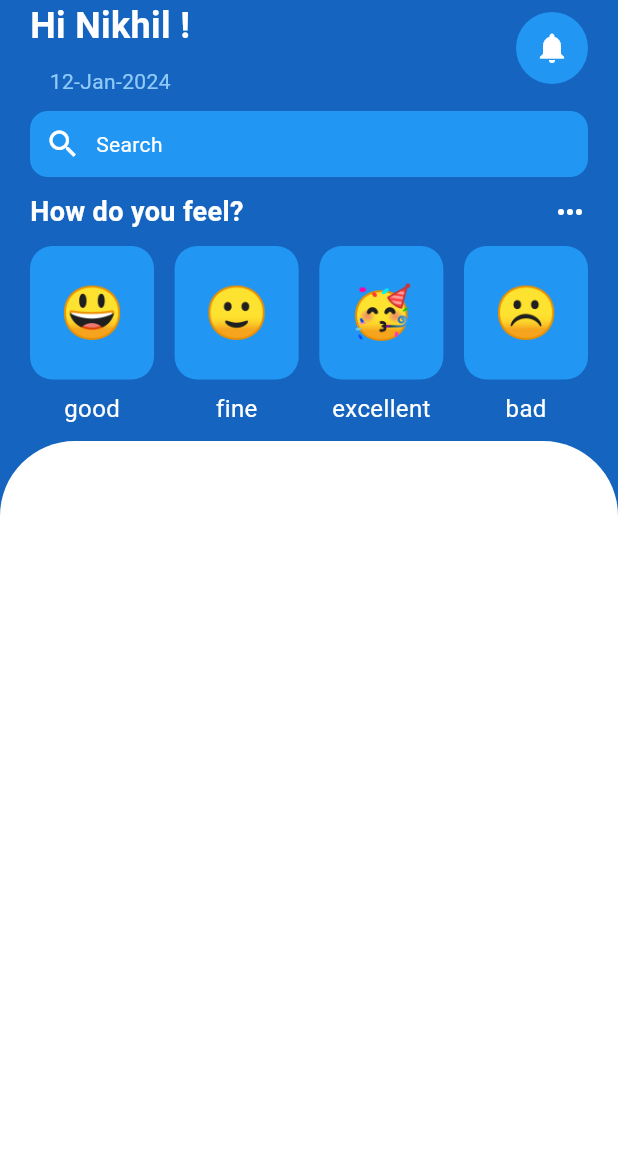
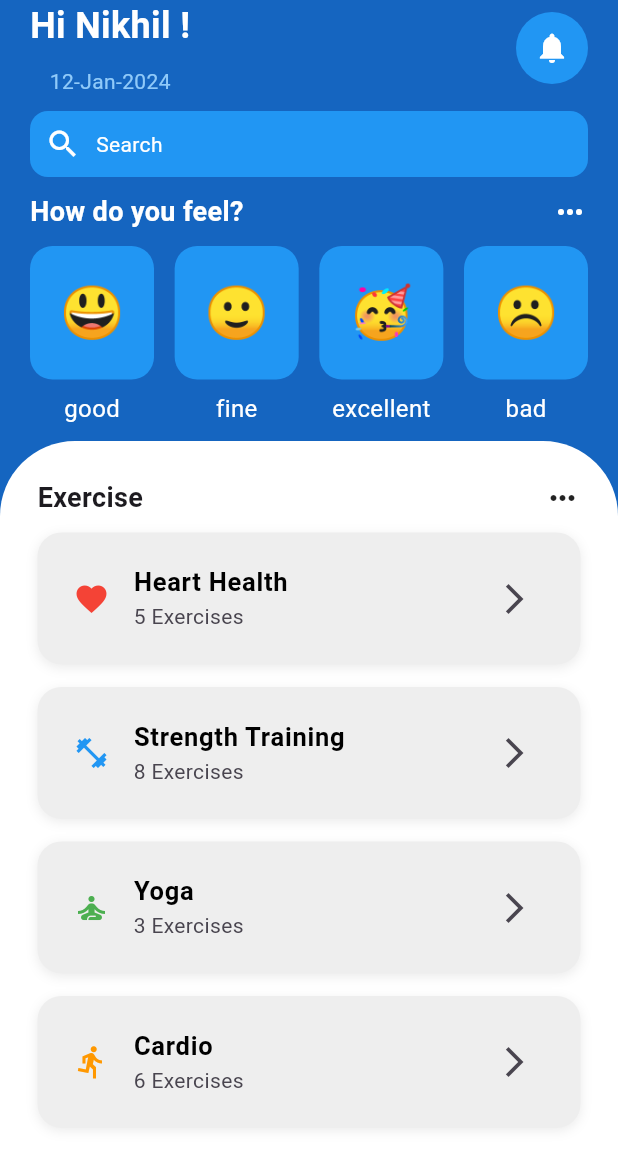
Before and after one commit to Nick12Thomas/dribble_mental, a Flutter app: the screen it shows after launch, on a phone screen of 412 x 824 dp. Shown: the top 1168 px of the screen. Run offline on Flutter 3.47's test engine with Material 3 defaults, Android fonts, the phone set to English and light mode, and no system bars.

Commit message:
added listview

```diff
--- a/lib/main.dart
+++ b/lib/main.dart
@@ -5,13 +5,12 @@ void main() {
   runApp(const MyApp());
 }
 
-
 class MyApp extends StatelessWidget {
   const MyApp({super.key});
 
   @override
   Widget build(BuildContext context) {
-    return MaterialApp(
+    return const MaterialApp(
       debugShowCheckedModeBanner: false,
       home: Homepage(),
     );
--- a/lib/pages/homepage.dart
+++ b/lib/pages/homepage.dart
@@ -1,5 +1,7 @@
 import 'package:dribble_mental/utils/emoticons.dart';
 import 'package:flutter/material.dart';
+
+import '../utils/exercisetile.dart';
 
 class Homepage extends StatefulWidget {
   const Homepage({super.key});
@@ -18,7 +20,8 @@ class _HomepageState extends State<Homepage> {
           children: [
             Padding(
               padding: const EdgeInsets.symmetric(horizontal: 20.0),
-             child: Column(children: [
+              child: Column(
+                children: [
                   Row(
                     mainAxisAlignment: MainAxisAlignment.spaceBetween,
                     children: [
@@ -29,7 +32,8 @@ class _HomepageState extends State<Homepage> {
                             style: TextStyle(
                               fontSize: 24,
                               fontWeight: FontWeight.bold,
-                             color: Colors.white),
+                              color: Colors.white,
+                            ),
                           ),
                           const SizedBox(height: 10),
                           Text(
@@ -41,7 +45,8 @@ class _HomepageState extends State<Homepage> {
                       Container(
                         decoration: BoxDecoration(
                           color: Colors.blue[500],
-                         borderRadius: BorderRadius.circular(25)),
+                          borderRadius: BorderRadius.circular(25),
+                        ),
                         padding: const EdgeInsets.all(12),
                         child: const Icon(
                           Icons.notifications,
@@ -50,14 +55,13 @@ class _HomepageState extends State<Homepage> {
                       ),
                     ],
                   ),
-               const SizedBox(
-                 height: 10,
-               ),
-               //search
+                  const SizedBox(height: 10),
+                  // Search
                   Container(
                     decoration: BoxDecoration(
                       color: Colors.blue[500],
-                     borderRadius: BorderRadius.circular(12)),
+                      borderRadius: BorderRadius.circular(12),
+                    ),
                     padding: const EdgeInsets.all(10),
                     child: const Row(
                       children: [
@@ -65,9 +69,7 @@ class _HomepageState extends State<Homepage> {
                           Icons.search,
                           color: Colors.white,
                         ),
-                     SizedBox(
-                       width: 10,
-                     ),
+                        SizedBox(width: 10),
                         Text(
                           "Search",
                           style: TextStyle(color: Colors.white),
@@ -75,10 +77,8 @@ class _HomepageState extends State<Homepage> {
                       ],
                     ),
                   ),
-               const SizedBox(
-                 height: 10,
-               ),
-               //how do you feel
+                  const SizedBox(height: 10),
+                  // How do you feel
                   const Row(
                     mainAxisAlignment: MainAxisAlignment.spaceBetween,
                     children: [
@@ -87,7 +87,8 @@ class _HomepageState extends State<Homepage> {
                         style: TextStyle(
                           fontSize: 18,
                           fontWeight: FontWeight.bold,
-                         color: Colors.white),
+                          color: Colors.white,
+                        ),
                       ),
                       Icon(
                         Icons.more_horiz,
@@ -95,10 +96,8 @@ class _HomepageState extends State<Homepage> {
                       )
                     ],
                   ),
-               const SizedBox(
-                 height: 10,
-               ),
-               //emogis
+                  const SizedBox(height: 10),
+                  // Emoticons
                   const Row(
                     mainAxisAlignment: MainAxisAlignment.spaceBetween,
                     children: [
@@ -120,9 +119,10 @@ class _HomepageState extends State<Homepage> {
                       ),
                     ],
                   ),
-             ],),
+                ],
               ),
-            const SizedBox(height: 10,),
+            ),
+            const SizedBox(height: 10),
             Expanded(
               child: ClipRRect(
                 borderRadius: const BorderRadius.only(
@@ -131,6 +131,58 @@ class _HomepageState extends State<Homepage> {
                 ),
                 child: Container(
                   color: Colors.white,
+                  child: Padding(
+                    padding: const EdgeInsets.all(25.0),
+                    child: Column(
+                      crossAxisAlignment: CrossAxisAlignment.start,
+                      children: [
+                        const Row(
+                          mainAxisAlignment: MainAxisAlignment.spaceBetween,
+                          children: [
+                            Text(
+                              "Exercise",
+                              style: TextStyle(
+                                fontSize: 18,
+                                fontWeight: FontWeight.bold,
+                              ),
+                            ),
+                            Icon(Icons.more_horiz),
+                          ],
+                        ),
+                        const SizedBox(height: 10),
+                        // ListView with fixed height inside Column
+                        Expanded(
+                          child: ListView(
+                            children: const [
+                              ExerciseTile(
+                                exerciseName: "Heart Health",
+                                numberOfExercises: "5 Exercises",
+                                icon: Icon(Icons.favorite, color: Colors.red),
+                              ),
+                              ExerciseTile(
+                                exerciseName: "Strength Training",
+                                numberOfExercises: "8 Exercises",
+                                icon: Icon(Icons.fitness_center,
+                                    color: Colors.blue),
+                              ),
+                              ExerciseTile(
+                                exerciseName: "Yoga",
+                                numberOfExercises: "3 Exercises",
+                                icon: Icon(Icons.self_improvement,
+                                    color: Colors.green),
+                              ),
+                              ExerciseTile(
+                                exerciseName: "Cardio",
+                                numberOfExercises: "6 Exercises",
+                                icon: Icon(Icons.directions_run,
+                                    color: Colors.orange),
+                              ),
+                            ],
+                          ),
+                        ),
+                      ],
+                    ),
+                  ),
                 ),
               ),
             )
--- /dev/null
+++ b/lib/utils/exercisetile.dart
@@ -0,0 +1,46 @@
+import 'package:flutter/material.dart';
+
+class ExerciseTile extends StatelessWidget {
+  final String exerciseName;
+  final String numberOfExercises;
+  final Icon icon;
+
+  const ExerciseTile({
+    super.key,
+    required this.exerciseName,
+    required this.numberOfExercises,
+    required this.icon,
+  });
+
+  @override
+  Widget build(BuildContext context) {
+    return Container(
+      margin: const EdgeInsets.only(bottom: 15),
+      padding: const EdgeInsets.all(8.0),
+      decoration: BoxDecoration(
+        color: Colors.grey[200],
+        borderRadius: BorderRadius.circular(16),
+        boxShadow: [
+          BoxShadow(
+            color: Colors.grey.withOpacity(0.2),
+            blurRadius: 6,
+            offset: const Offset(0, 2),
+          ),
+        ],
+      ),
+      child: ListTile(
+        leading: icon,
+        title: Text(
+          exerciseName,
+          style: const TextStyle(
+            color: Colors.black,
+            fontWeight: FontWeight.bold,
+            fontSize: 17,
+          ),
+        ),
+        subtitle: Text(numberOfExercises),
+        trailing: const Icon(Icons.arrow_forward_ios),
+      ),
+    );
+  }
+}
```
Also changed, not shown: pubspec.lock, 1 other file. Lines whose indentation alone changed are shown as unchanged.
